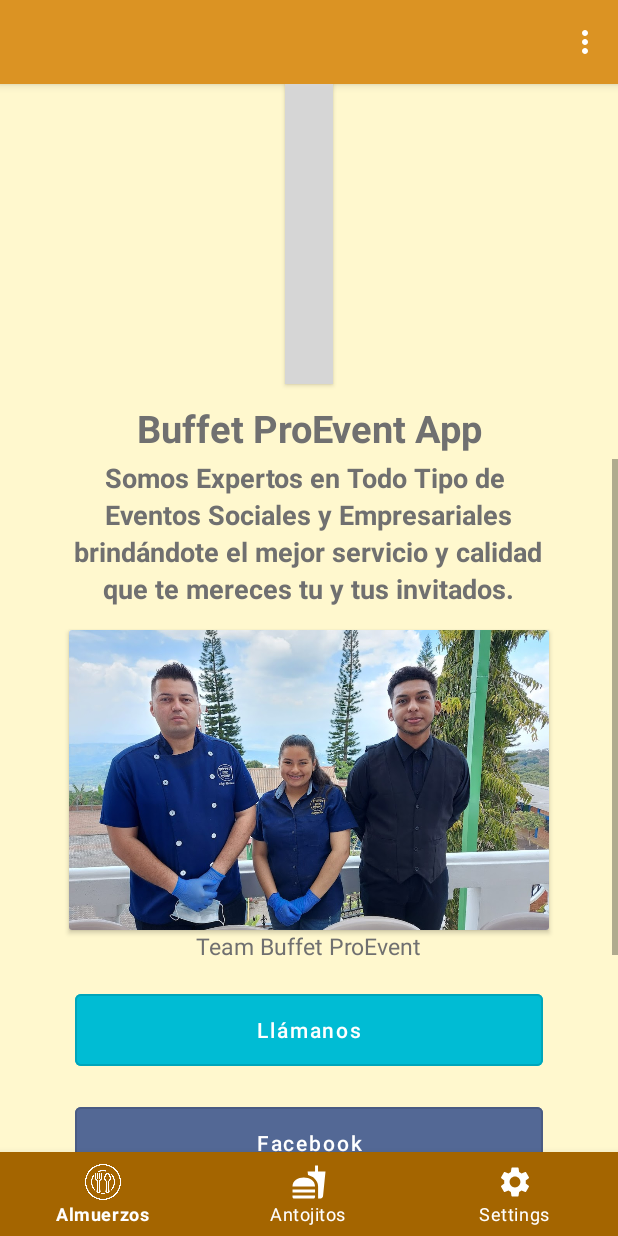
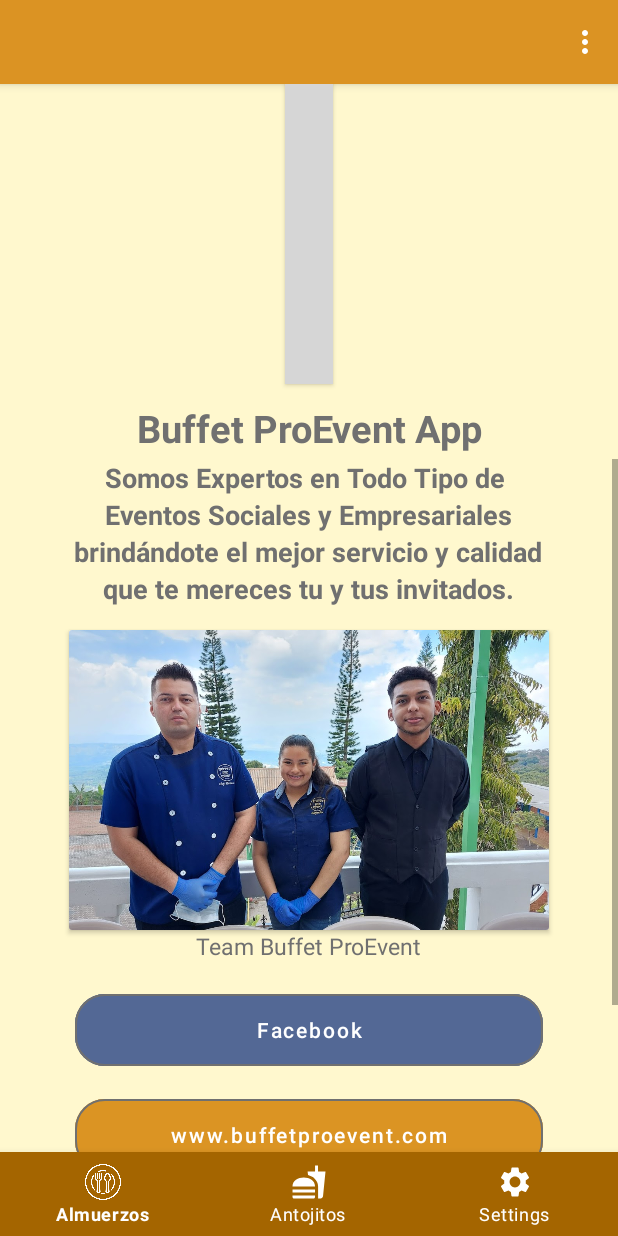
Before and after one commit to mrgomezsv/Buffet_Project, an Android app: the fragment SettingsFragment placed in its activity, on a phone screen of 412 x 824 dp. Run offline under Robolectric (Android 15) with nearby library versions, the phone set to English and light mode, and no system bars; our stand-ins replace Firebase (no records; nobody signed in at launch, a user with empty details on screens opened directly); libraries missing offline, so code that uses them is left out: com.denzcoskun.imageslider, com.firebase.ui; plain views replace ImageSlider; 5 statements that could not run were skipped; grey boxes are pictures that could not be loaded.

Commit message:
fragment setting ok, program button ok, program intent activity ok, run

```diff
--- a/BuffetApp/app/src/main/java/com/buffetapp/pro/Opciones/AboutUsActivity.kt
+++ b/BuffetApp/app/src/main/java/com/buffetapp/pro/Opciones/AboutUsActivity.kt
@@ -12,7 +12,6 @@ import android.widget.TextView
 import android.widget.Toast
 import androidx.activity.result.contract.ActivityResultContracts
 import androidx.core.content.ContextCompat
-import com.buffetapp.pro.HomeActivity
 import com.buffetapp.pro.R
 import com.buffetapp.pro.databinding.ActivityAboutUsBinding
 
--- a/BuffetApp/app/src/main/java/com/buffetapp/pro/home/SettingsFragment.kt
+++ b/BuffetApp/app/src/main/java/com/buffetapp/pro/home/SettingsFragment.kt
@@ -1,14 +1,24 @@
 package com.buffetapp.pro.home
 
+import android.Manifest
 import android.content.Intent
+import android.content.pm.PackageManager
+import android.net.Uri
+import android.os.Build
 import android.os.Bundle
 import androidx.fragment.app.Fragment
 import android.view.LayoutInflater
 import android.view.View
 import android.view.ViewGroup
 import android.widget.Button
+import android.widget.Toast
+import androidx.activity.result.contract.ActivityResultContracts
+import androidx.core.content.ContextCompat
+import androidx.fragment.app.findFragment
+import com.buffetapp.pro.Opciones.OurServices
 import com.buffetapp.pro.OurServices.BodasActivity
 import com.buffetapp.pro.R
+import com.buffetapp.pro.databinding.FragmentSettingsBinding
 
 // TODO: Rename parameter arguments, choose names that match
 // the fragment initialization parameters, e.g. ARG_ITEM_NUMBER
@@ -24,6 +34,8 @@ class SettingsFragment : Fragment() {
     // TODO: Rename and change types of parameters
     private var param1: String? = null
     private var param2: String? = null
+
+    private lateinit var binding: FragmentSettingsBinding
 
     override fun onCreate(savedInstanceState: Bundle?) {
         super.onCreate(savedInstanceState)
@@ -41,6 +53,15 @@ class SettingsFragment : Fragment() {
         return inflater.inflate(R.layout.fragment_settings, container, false)
     }
 
+    override fun onViewCreated(view: View, savedInstanceState: Bundle?) {
+        super.onViewCreated(view, savedInstanceState)
+        facebookFragment()
+        webFragment()
+        whatsappFragment()
+        btnServicesFragment()
+        //callFragment()
+    }
+
     companion object {
         /**
          * Use this factory method to create a new instance of
@@ -53,12 +74,74 @@ class SettingsFragment : Fragment() {
         // TODO: Rename and change types and number of parameters
         @JvmStatic
         fun newInstance(): SettingsFragment = SettingsFragment()
-            /*SettingsFragment().apply {
-                arguments = Bundle().apply {
-                    putString(ARG_PARAM1, param1)
-                    putString(ARG_PARAM2, param2)
-                }
-            }*/
     }
 
+    private fun facebookFragment(){
+        val btnFacebookFragment = view?.findViewById<Button>(R.id.btnFacebookFragment)
+        btnFacebookFragment?.setOnClickListener {
+            val intent = Intent(Intent.ACTION_VIEW, Uri.parse("https://www.facebook.com/profile.php?id=100009157009110"))
+            startActivity(intent)
+        }
+    }
+
+    private fun webFragment(){
+        val btnUrlFragment = view?.findViewById<Button>(R.id.btnUrlFragment)
+        btnUrlFragment?.setOnClickListener {
+            val intent = Intent(Intent.ACTION_VIEW, Uri.parse("https://buffetproevent.com/"))
+            startActivity(intent)
+        }
+    }
+
+    private fun whatsappFragment(){
+        val btnWhatsappFragment = view?.findViewById<Button>(R.id.btnWhastappFragment)
+        btnWhatsappFragment?.setOnClickListener {
+            val intent = Intent(Intent.ACTION_VIEW, Uri.parse("https://api.whatsapp.com/send?phone=+50378736282&text=Hola,%20necesito%20informaci%C3%B3n%20de%20buffetproevent.com%20me%20comunico%20desde%20Buffet%20App"))
+            startActivity(intent)
+        }
+    }
+
+    private fun btnServicesFragment(){
+        val btnServicesFragment = view?.findViewById<Button>(R.id.btnServicesFragment)
+        btnServicesFragment?.setOnClickListener {
+            val intent = Intent(getActivity(), OurServices::class.java)
+            startActivity(intent)
+        }
+    }
+
+    //Codigo para Boton de Llamadas
+
+   /* private fun callFragment(){
+        //val btnCallFragment = view?.findViewById<Button>(R.id.btnCallFragment)
+        binding.btnCallFragment.setOnClickListener{ requestPermissions() }
+    }
+    private fun requestPermissions(){
+        if (Build.VERSION.SDK_INT >= Build.VERSION_CODES.M){
+            when {
+                ContextCompat.checkSelfPermission(
+                    this,
+                    Manifest.permission.CALL_PHONE
+                ) == PackageManager.PERMISSION_GRANTED -> {
+                    call()
+                }
+                else -> requestPermissionLauncher.launch(Manifest.permission.CALL_PHONE)
+            }
+        }else{
+            call()
+        }
+    }
+
+    private fun call(){
+        startActivity(Intent(Intent.ACTION_CALL, Uri.parse("tel:$78736282")))
+    }
+
+    private val requestPermissionLauncher = registerForActivityResult(
+        ActivityResultContracts.RequestPermission()
+    ){ isGranted->
+
+        if (isGranted){
+            call()
+        }else{
+            Toast.makeText(this, "Necesita habilitar este permiso para poder Comunicarte con Nosotros", Toast.LENGTH_LONG).show()
+        }
+    }*/
 }
--- a/BuffetApp/app/src/main/res/layout/activity_home.xml
+++ b/BuffetApp/app/src/main/res/layout/activity_home.xml
@@ -64,7 +64,8 @@
         android:layout_height="wrap_content"
         android:layout_margin="10dp"
         app:layout_constraintEnd_toEndOf="parent"
-        app:layout_constraintStart_toStartOf="parent">
+        app:layout_constraintStart_toStartOf="parent"
+        tools:ignore="MissingConstraints">
 
         <LinearLayout
             android:layout_width="match_parent"
--- a/BuffetApp/app/src/main/res/layout/fragment_settings.xml
+++ b/BuffetApp/app/src/main/res/layout/fragment_settings.xml
@@ -3,6 +3,7 @@
     xmlns:tools="http://schemas.android.com/tools"
     android:layout_width="match_parent"
     android:layout_height="match_parent"
+    xmlns:app="http://schemas.android.com/apk/res-auto"
     tools:context=".home.SettingsFragment">
 
     <ScrollView
@@ -122,7 +123,7 @@
                 android:textSize="15dp" />
 
             <Button
-                android:id="@+id/btnCall"
+                android:id="@+id/btnCallFragment"
                 style="?attr/materialButtonOutlinedStyle"
                 android:layout_width="match_parent"
                 android:layout_height="60dp"
@@ -134,10 +135,11 @@
                 android:backgroundTint="#00BCD4"
                 android:text="Llámanos"
                 android:textAllCaps="false"
+                android:visibility="gone"
                 android:textColor="#FFFFFF"/>
 
             <Button
-                android:id="@+id/btnFacebook"
+                android:id="@+id/btnFacebookFragment"
                 style="?attr/materialButtonOutlinedStyle"
                 android:layout_width="match_parent"
                 android:layout_height="60dp"
@@ -149,10 +151,12 @@
                 android:backgroundTint="#536895"
                 android:text="Facebook"
                 android:textAllCaps="false"
-                android:textColor="#FFFFFF"/>
+                android:textColor="#FFFFFF"
+                app:cornerRadius="20dp"
+                app:strokeColor="@color/gris"/>
 
             <Button
-                android:id="@+id/btnUrl"
+                android:id="@+id/btnUrlFragment"
                 style="?attr/materialButtonOutlinedStyle"
                 android:layout_width="match_parent"
                 android:layout_height="60dp"
@@ -164,10 +168,12 @@
                 android:backgroundTint="#DB9423"
                 android:text="www.buffetproevent.com"
                 android:textAllCaps="false"
-                android:textColor="#FFFFFF"/>
+                android:textColor="#FFFFFF"
+                app:cornerRadius="20dp"
+                app:strokeColor="@color/gris"/>
 
             <Button
-                android:id="@+id/btnWhastapp"
+                android:id="@+id/btnWhastappFragment"
                 style="?attr/materialButtonOutlinedStyle"
                 android:layout_width="match_parent"
                 android:layout_height="60dp"
@@ -178,11 +184,13 @@
                 android:layout_weight="1"
                 android:backgroundTint="#29AF5B"
                 android:text="Whatsapp"
+                android:textColor="#FFFFFF"
                 android:textAllCaps="false"
-                android:textColor="#FFFFFF"/>
+                app:cornerRadius="20dp"
+                app:strokeColor="@color/gris" />
 
             <Button
-                android:id="@+id/btnBodas"
+                android:id="@+id/btnServicesFragment"
                 style="?attr/materialButtonOutlinedStyle"
                 android:layout_width="match_parent"
                 android:layout_height="60dp"
@@ -191,10 +199,12 @@
                 android:layout_marginTop="10dp"
                 android:layout_marginRight="50dp"
                 android:layout_weight="1"
-                android:backgroundTint="#FFFF00"
-                android:text="Bodas"
+                android:backgroundTint="#dd4814"
+                android:text="Nuestros Servicios"
                 android:textAllCaps="false"
-                android:textColor="#000000"/>
+                android:textColor="#FFFFFF"
+                app:cornerRadius="20dp"
+                app:strokeColor="@color/gris"/>
 
             <TextView
                 android:id="@+id/powerTxt3"
--- a/BuffetApp/app/src/main/res/values/strings.xml
+++ b/BuffetApp/app/src/main/res/values/strings.xml
@@ -6,7 +6,7 @@
     <string name="hint_description">Descripción del Producto</string>
     <string name="hint_quantity">Cantidad</string>
     <string name="hint_price">Precio</string>
-    <string name="version">Power by webforallsv.com - v2.0</string>
+    <string name="version">Power by mrgomez.net - v2.0</string>
     <string name="slogan1">Somos Arte Culinario</string>
     <string name="slogan2">de Chinameca</string>
     <string name="action_settings">Settings</string>
```
